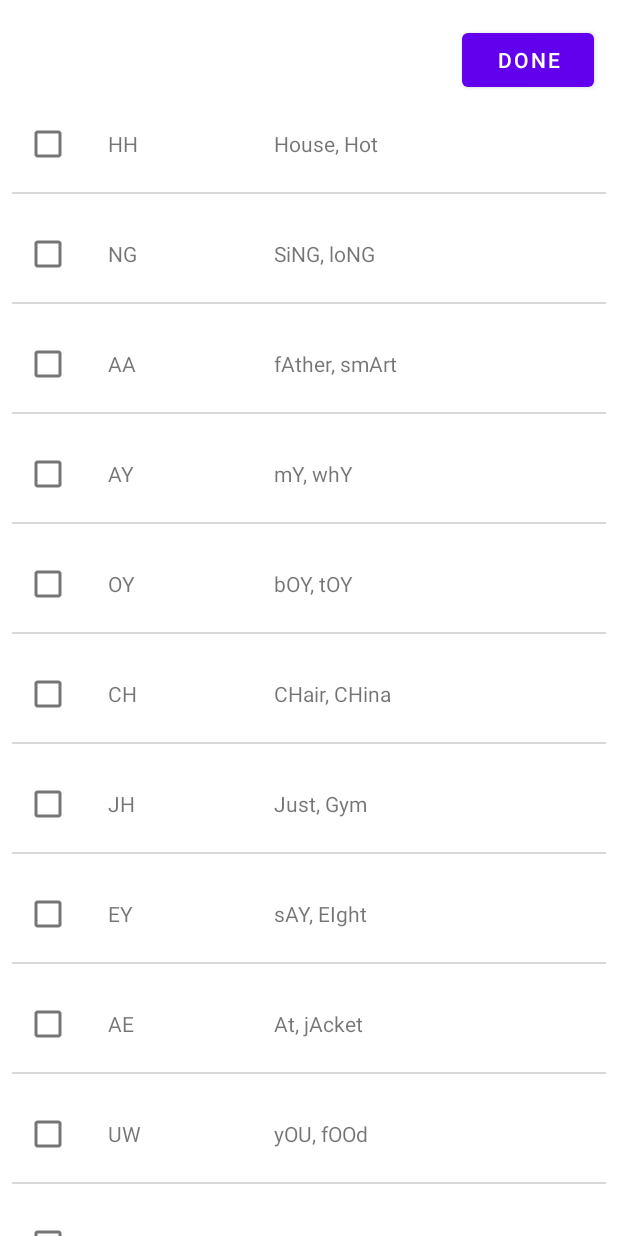
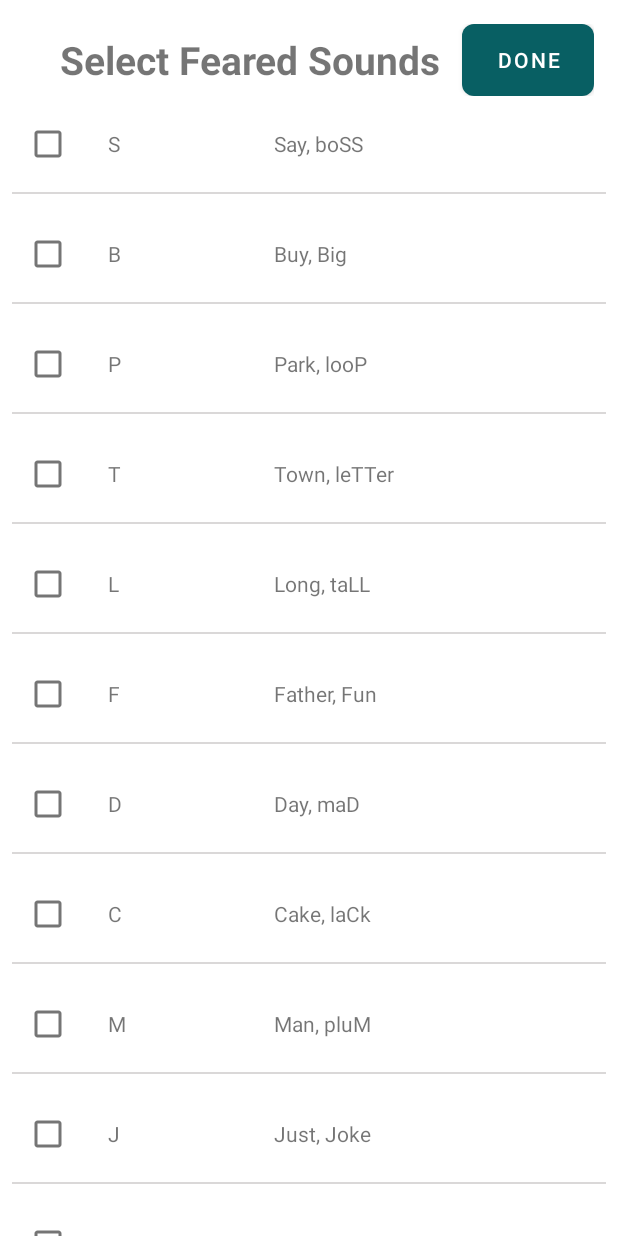
Before and after one commit to Rosscrowley/FinalYearProject, an Android app: the SurveyActivity screen opened directly, with no data from a screen before it, on a phone screen of 412 x 824 dp. Run offline under Robolectric (Android 15) with nearby library versions, the phone set to English and light mode, and no system bars; our stand-ins replace Firebase (no records; nobody signed in at launch, a user with empty details on screens opened directly).

Commit message:
Added-email-to-user-class-updated-some-ui-components

```diff
--- a/app/src/main/java/com/example/finalyearproject/SignUpActivity.kt
+++ b/app/src/main/java/com/example/finalyearproject/SignUpActivity.kt
@@ -49,8 +49,9 @@ class SignUpActivity : AppCompatActivity() {
                         if (it.isSuccessful) {
                             val name = binding.nameEntered.text.toString()
                             val dob = binding.dobEntered.text.toString()
+                            val email = binding.emailEntered.text.toString()
 
-                            val user = User(name, dob, feared_sounds = emptyList(), firstLogin = true, lastLoginDateString = "", consecutiveLogins = 0)
+                            val user = User(name, dob,email, feared_sounds = emptyList(), firstLogin = true, lastLoginDateString = "", consecutiveLogins = 0)
                             val userId = firebaseAuth.currentUser?.uid
 
                             if (isValidDob(dob)) {
--- a/app/src/main/java/com/example/finalyearproject/SurveyActivity.kt
+++ b/app/src/main/java/com/example/finalyearproject/SurveyActivity.kt
@@ -23,19 +23,32 @@ class SurveyActivity : AppCompatActivity() {
     private lateinit var soundsRecyclerView: RecyclerView
     private lateinit var soundsAdapter: SoundsAdapter
     private var soundsList = mutableListOf(
-        SoundItem("HH", "House, Hot"),
-        SoundItem("NG", "SiNG, loNG"),
-        SoundItem("AA", "fAther, smArt"),
-        SoundItem("AY", "mY, whY"),
-        SoundItem("OY", "bOY, tOY"),
-        SoundItem("CH", "CHair, CHina"),
-        SoundItem("JH", "Just, Gym"),
-        SoundItem("EY", "sAY, EIght"),
-        SoundItem("AE", "At, jAcket"),
-        SoundItem("UW", "yOU, fOOd"),
         SoundItem("S", "Say, boSS"),
         SoundItem("B", "Buy, Big"),
-        SoundItem("Z", "Zoo, buZZ")
+        SoundItem("P", "Park, looP"),
+        SoundItem("T", "Town, leTTer"),
+        SoundItem("L", "Long, taLL"),
+        SoundItem("F", "Father, Fun"),
+        SoundItem("D", "Day, maD"),
+        SoundItem("C", "Cake, laCk"),
+        SoundItem("M", "Man, pluM"),
+        SoundItem("J", "Just, Joke"),
+        SoundItem("Z", "Zoo, buZZ"),
+        SoundItem("A", "At, jAcket"),
+        SoundItem("E", "yOU, fOOd"),
+        SoundItem("I", "In, Ice"),
+        SoundItem("O", "Odd, Only"),
+        SoundItem("U", "Under, Unique"),
+        SoundItem("G", "Great, joG"),
+        SoundItem("H", "Hungry, Hood"),
+        SoundItem("K", "Kent, Kind"),
+        SoundItem("N", "Nope, mooN"),
+        SoundItem("R", "Run, aRk"),
+        SoundItem("V", "Vas, caVe"),
+        SoundItem("W", "Wind, knoW"),
+        SoundItem("Q", "Queen, Quiet"),
+        SoundItem("Y", "Young, Yummy"),
+        SoundItem("X", "oX, X-ray"),
     )
 
     override fun onCreate(savedInstanceState: Bundle?) {
--- a/app/src/main/java/com/example/finalyearproject/User.kt
+++ b/app/src/main/java/com/example/finalyearproject/User.kt
@@ -3,6 +3,7 @@ package com.example.finalyearproject
 data class User(
     val name: String,
     val dob: String,
+    val email: String,
     val feared_sounds: List<String> = emptyList(),
     val firstLogin: Boolean = false,
     var lastLoginDateString: String,
@@ -11,6 +12,6 @@ data class User(
     var dailyXp: Map<String, Int> = emptyMap() // Store daily XP with date keys
 ) {
     // No-argument constructor for Firebase or other serialization/deserialization frameworks
-    constructor() : this("", "", emptyList(), false, "", 0, 0, emptyMap())
+    constructor() : this("", "","", emptyList(), false, "", 0, 0, emptyMap())
 
 }
--- /dev/null
+++ b/app/src/main/res/drawable/button_background.xml
@@ -0,0 +1,9 @@
+<?xml version="1.0" encoding="utf-8"?>
+<selector xmlns:android="http://schemas.android.com/apk/res/android">
+    <item>
+        <shape android:shape="rectangle">
+            <corners android:radius="8dp" />
+            <solid android:color="@color/appColour2" />
+        </shape>
+    </item>
+</selector>
--- a/app/src/main/res/layout/activity_survey.xml
+++ b/app/src/main/res/layout/activity_survey.xml
@@ -1,24 +1,41 @@
-<LinearLayout
-    xmlns:android="http://schemas.android.com/apk/res/android"
+<LinearLayout xmlns:android="http://schemas.android.com/apk/res/android"
     android:layout_width="match_parent"
     android:layout_height="match_parent"
+    xmlns:app="http://schemas.android.com/apk/res-auto"
     android:orientation="vertical">
 
     <HorizontalScrollView
         android:layout_width="match_parent"
         android:layout_height="wrap_content"
         android:scrollbars="none">
-
     </HorizontalScrollView>
 
-    <Button
-        android:id="@+id/button_done"
-        android:layout_width="wrap_content"
+    <LinearLayout
+        android:layout_width="match_parent"
         android:layout_height="wrap_content"
-        android:text="Done"
-        android:layout_gravity="end"
+        android:orientation="horizontal"
         android:layout_marginTop="16dp"
-        android:layout_marginEnd="16dp" />
+        android:layout_marginEnd="16dp"
+        android:gravity="end">
+
+        <TextView
+            android:layout_width="wrap_content"
+            android:layout_height="wrap_content"
+            android:text="Select Feared Sounds"
+            android:layout_gravity="center_vertical"
+            android:textSize="26sp"
+            android:textStyle="bold"
+            android:layout_marginEnd="14dp"/>
+
+        <androidx.appcompat.widget.AppCompatButton
+            android:id="@+id/button_done"
+            style="@style/CustomButtonStyle"
+            android:layout_width="wrap_content"
+            android:layout_height="wrap_content"
+            android:text="Done"
+            app:backgroundTint="@color/appColour2" />
+
+    </LinearLayout>
 
     <androidx.recyclerview.widget.RecyclerView
         android:id="@+id/soundsRecyclerView"
--- a/app/src/main/res/values/themes.xml
+++ b/app/src/main/res/values/themes.xml
@@ -61,4 +61,10 @@
         <item name="colorControlNormal">@color/white</item>
         <item name="colorControlActivated">@color/appColour</item>
     </style>
+
+    <style name="CustomButtonStyle" parent="Widget.MaterialComponents.Button">
+        <item name="android:background">@drawable/button_background</item>
+        <item name="android:textColor">@color/white</item>
+        <item name="cornerRadius">8dp</item>
+    </style>
 </resources>
```
Also changed, not shown: app/src/main/java/com/example/finalyearproject/ProfileActivity.kt (+37 -6 lines), app/src/main/res/layout/activity_profile.xml (+18 -20 lines), app/src/main/res/layout/activity_sign_up.xml (+10 -0 lines).
